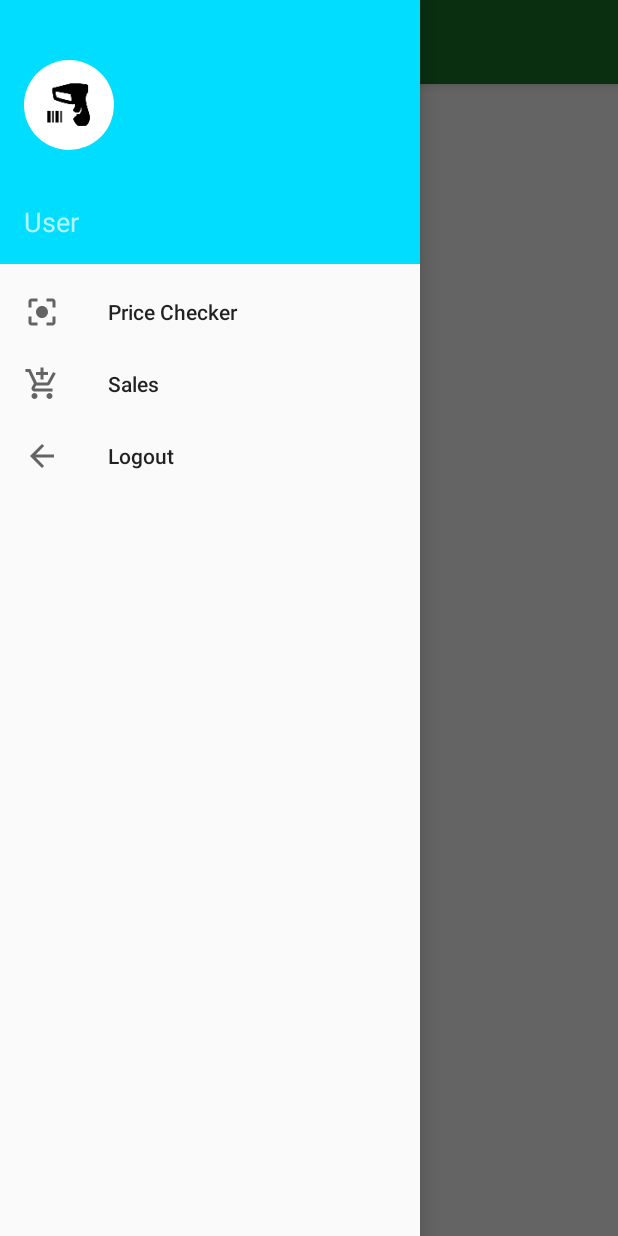
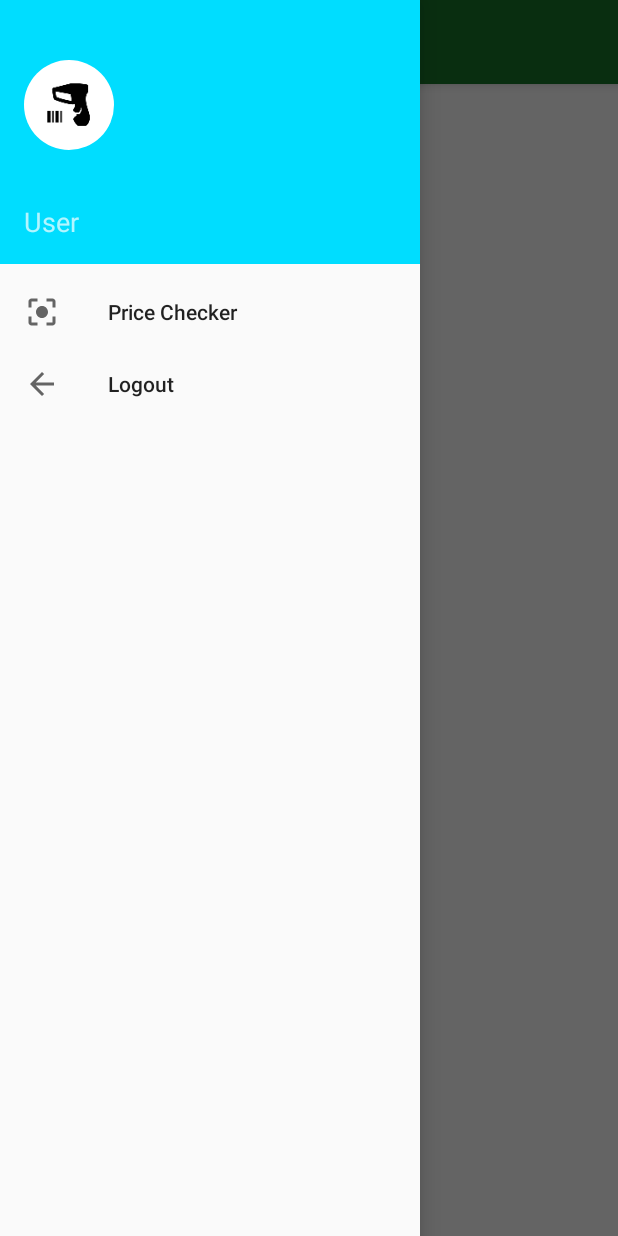
Before and after one commit to shamilsk1989/EInventory, an Android app: the HomeActivity screen opened directly, with no data from a screen before it, with the side drawer open, on a phone screen of 412 x 824 dp. Run offline under Robolectric (Android 15) with nearby library versions, the phone set to English and light mode, and no system bars; our stand-ins replace ButterKnife, CircleImageView; libraries missing offline, so code that uses them is left out: com.journeyapps.barcodescanner.

Commit message:
Sales menu added

```diff
--- a/app/src/main/java/com/alhikmahpro/www/e_inventory/View/HomeActivity.java
+++ b/app/src/main/java/com/alhikmahpro/www/e_inventory/View/HomeActivity.java
@@ -98,27 +98,36 @@ public class HomeActivity extends AppCompatActivity implements NavigationView.On
             fragmentTransaction.commit();
         }
         initView();
-        hideMenu();
+        //hideMenu();
     }
 
     private void hideMenu() {
-        Log.d(TAG, "hideMenu: " + SessionHandler.getInstance(this).isSetInventory());
+        Log.d("menu", "hideMenu: ");
         //hide sales menu
         //sale.setVisible(false);
-
-
         if (user.equals("User")) {
             admin.setVisible(false);
+        }
 
         if (!SessionHandler.getInstance(this).isSetInventory()) {
-                Log.d(TAG, "Inventory false");
+            Log.d("menu", "Inventory false");
             inventory.setVisible(false);
+        }else {
+            inventory.setVisible(true);
         }
         if (!SessionHandler.getInstance(this).isSetGoodsReceive()) {
-                Log.d(TAG, "goods false");
+            Log.d("menu", "goods false");
             goods.setVisible(false);
+        }else{
+            goods.setVisible(true);
         }
+        if (!SessionHandler.getInstance(this).isSetSale()) {
+            Log.d("menu", "sales false");
+            sale.setVisible(false);
+        }else {
+            sale.setVisible(true);
         }
+
     }
 
 
@@ -397,5 +406,10 @@ public class HomeActivity extends AppCompatActivity implements NavigationView.On
 
     }
 
-
+    @Override
+    protected void onResume() {
+        super.onResume();
+        Log.d(TAG, "onResume: ");
+        hideMenu();
     }
+}
```
Lines whose indentation alone changed are shown as unchanged.
